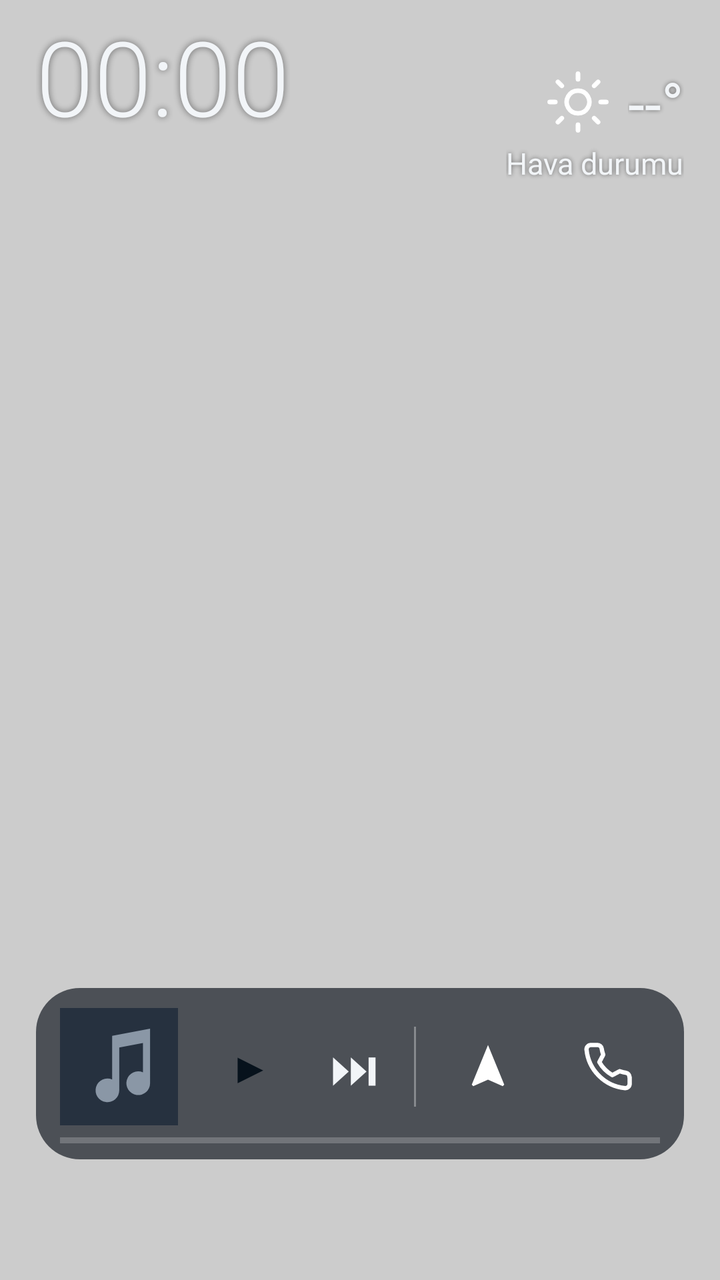
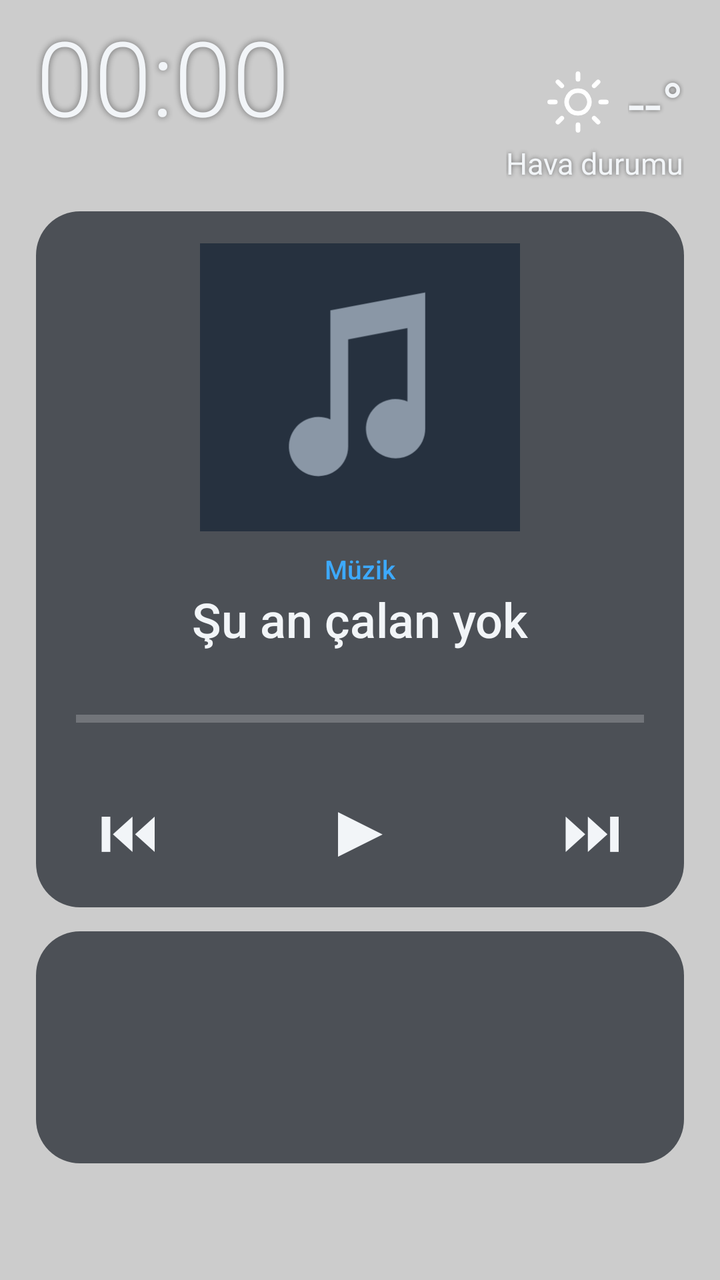

Screens rendered from an Android XML layout before and after an edit, with the pre-edit source and the edit as a unified diff.
<!-- AndroidManifest.xml: activity theme AracTema.Duvar -->
<!-- res/layout/activity_main.xml -->
<?xml version="1.0" encoding="utf-8"?>
<LinearLayout xmlns:android="http://schemas.android.com/apk/res/android"
    android:id="@+id/kok"
    android:layout_width="match_parent"
    android:layout_height="match_parent"
    android:background="@color/perde"
    android:orientation="vertical"
    android:paddingStart="18dp"
    android:paddingTop="10dp"
    android:paddingEnd="18dp">

    
    <LinearLayout
        android:layout_width="match_parent"
        android:layout_height="wrap_content"
        android:gravity="bottom"
        android:orientation="horizontal">

        <LinearLayout
            android:id="@+id/saatAlani"
            android:layout_width="0dp"
            android:layout_height="wrap_content"
            android:layout_weight="1"
            android:orientation="vertical">

            <TextView
                android:id="@+id/saat"
                android:layout_width="wrap_content"
                android:layout_height="wrap_content"
                android:fontFamily="sans-serif-light"
                android:includeFontPadding="false"
                android:shadowColor="#80000000"
                android:shadowRadius="8"
                android:text="00:00"
                android:textColor="@color/yazi"
                android:textSize="52sp" />

            <TextView
                android:id="@+id/tarih"
                android:layout_width="wrap_content"
                android:layout_height="wrap_content"
                android:shadowColor="#80000000"
                android:shadowRadius="6"
                android:textColor="@color/yazi"
                android:textSize="17sp" />
        </LinearLayout>

        <LinearLayout
            android:id="@+id/havaKart"
            android:layout_width="wrap_content"
            android:layout_height="wrap_content"
            android:clickable="true"
            android:focusable="true"
            android:gravity="end"
            android:orientation="vertical"
            android:paddingBottom="2dp">

            <LinearLayout
                android:layout_width="wrap_content"
                android:layout_height="wrap_content"
                android:gravity="center_vertical"
                android:orientation="horizontal">

                <ImageView
                    android:id="@+id/havaIkon"
                    android:layout_width="34dp"
                    android:layout_height="34dp"
                    android:layout_marginEnd="8dp"
                    android:src="@drawable/ic_gunes" />

                <TextView
                    android:id="@+id/sicaklik"
                    android:layout_width="wrap_content"
                    android:layout_height="wrap_content"
                    android:shadowColor="#80000000"
                    android:shadowRadius="6"
                    android:text="--°"
                    android:textColor="@color/yazi"
                    android:textSize="30sp" />
            </LinearLayout>

            <TextView
                android:id="@+id/havaDurum"
                android:layout_width="wrap_content"
                android:layout_height="wrap_content"
                android:maxLines="1"
                android:shadowColor="#80000000"
                android:shadowRadius="6"
                android:text="Hava durumu"
                android:textColor="@color/yazi"
                android:textSize="15sp" />
        </LinearLayout>
    </LinearLayout>

    
    <LinearLayout
        android:id="@+id/dok"
        android:layout_width="match_parent"
        android:layout_height="0dp"
        android:layout_marginTop="10dp"
        android:layout_weight="6"
        android:orientation="vertical" />

    
    <LinearLayout
        android:id="@+id/muzikKart"
        android:layout_width="match_parent"
        android:layout_height="0dp"
        android:layout_marginTop="10dp"
        android:layout_weight="1.35"
        android:background="@drawable/kart_bg"
        android:orientation="vertical"
        android:paddingStart="12dp"
        android:paddingTop="10dp"
        android:paddingEnd="12dp"
        android:paddingBottom="8dp">

        <LinearLayout
            android:layout_width="match_parent"
            android:layout_height="0dp"
            android:layout_weight="1"
            android:gravity="center_vertical"
            android:orientation="horizontal">

            <LinearLayout
                android:id="@+id/sarkiBilgi"
                android:layout_width="0dp"
                android:layout_height="match_parent"
                android:layout_weight="1"
                android:background="?android:attr/selectableItemBackground"
                android:clickable="true"
                android:focusable="true"
                android:gravity="center_vertical"
                android:orientation="horizontal">

                <ImageView
                    android:id="@+id/kapak"
                    android:layout_width="64dp"
                    android:layout_height="match_parent"
                    android:background="@drawable/kapak_bg"
                    android:scaleType="centerCrop"
                    android:src="@drawable/ic_muzik" />

                <LinearLayout
                    android:layout_width="0dp"
                    android:layout_height="wrap_content"
                    android:layout_marginStart="12dp"
                    android:layout_weight="1"
                    android:orientation="vertical">

                    <TextView
                        android:id="@+id/kaynak"
                        android:layout_width="match_parent"
                        android:layout_height="wrap_content"
                        android:ellipsize="end"
                        android:fontFamily="sans-serif-medium"
                        android:maxLines="1"
                        android:text="Müzik"
                        android:textColor="@color/vurgu"
                        android:textSize="12sp" />

                    <TextView
                        android:id="@+id/sarki"
                        android:layout_width="match_parent"
                        android:layout_height="wrap_content"
                        android:ellipsize="end"
                        android:fontFamily="sans-serif-medium"
                        android:maxLines="1"
                        android:text="Şu an çalan yok"
                        android:textColor="@color/yazi"
                        android:textSize="19sp" />

                    <TextView
                        android:id="@+id/sanatci"
                        android:layout_width="match_parent"
                        android:layout_height="wrap_content"
                        android:ellipsize="end"
                        android:maxLines="1"
                        android:textColor="@color/soluk"
                        android:textSize="14sp" />
                </LinearLayout>
            </LinearLayout>

            <TextView
                android:id="@+id/onceki"
                android:layout_width="0dp"
                android:layout_height="0dp"
                android:visibility="gone" />

            <TextView
                android:id="@+id/oynat"
                android:layout_width="56dp"
                android:layout_height="56dp"
                android:layout_marginStart="8dp"
                android:clickable="true"
                android:focusable="true"
                android:gravity="center"
                android:text="▶"
                android:textColor="#07121C"
                android:textSize="22sp" />

            <TextView
                android:id="@+id/sonraki"
                android:layout_width="48dp"
                android:layout_height="56dp"
                android:background="?android:attr/selectableItemBackgroundBorderless"
                android:clickable="true"
                android:focusable="true"
                android:gravity="center"
                android:text="⏭"
                android:textColor="@color/yazi"
                android:textSize="24sp" />

            <View
                android:id="@+id/ayrac"
                android:layout_width="1dp"
                android:layout_height="40dp"
                android:layout_marginStart="6dp"
                android:layout_marginEnd="10dp"
                android:background="#55FFFFFF" />

            <ImageView
                android:id="@+id/navBtn"
                android:layout_width="52dp"
                android:layout_height="52dp"
                android:clickable="true"
                android:focusable="true"
                android:padding="13dp"
                android:src="@drawable/ic_nav_ok" />

            <ImageView
                android:id="@+id/telBtn"
                android:layout_width="52dp"
                android:layout_height="52dp"
                android:layout_marginStart="8dp"
                android:clickable="true"
                android:focusable="true"
                android:padding="13dp"
                android:src="@drawable/ic_telefon" />
        </LinearLayout>

        <ProgressBar
            android:id="@+id/ilerleme"
            style="@android:style/Widget.Material.ProgressBar.Horizontal"
            android:layout_width="match_parent"
            android:layout_height="3dp"
            android:layout_marginTop="6dp"
            android:max="1000"
            android:maxHeight="3dp"
            android:minHeight="3dp"
            android:progress="0" />

        <TextView
            android:id="@+id/gecen"
            android:layout_width="0dp"
            android:layout_height="0dp"
            android:visibility="gone" />

        <TextView
            android:id="@+id/toplam"
            android:layout_width="0dp"
            android:layout_height="0dp"
            android:visibility="gone" />
    </LinearLayout>

    
    <View
        android:layout_width="match_parent"
        android:layout_height="0dp"
        android:layout_weight="0.95" />
</LinearLayout>
<!-- resources referenced by this layout -->
<resources>
  <color name="perde">#33000000</color>
  <color name="soluk">#A9B4C0</color>
  <color name="vurgu">#3DA9FC</color>
  <color name="yazi">#F2F5F8</color>
  <!-- drawable ic_gunes (drawable) -->
  <?xml version="1.0" encoding="utf-8"?>
  <vector xmlns:android="http://schemas.android.com/apk/res/android" android:width="48dp" android:height="48dp" android:viewportWidth="24" android:viewportHeight="24">
      <path android:strokeColor="#FFFFFF" android:strokeWidth="1.6" android:strokeLineCap="round" android:fillColor="#00000000"
          android:pathData="M12,8a4,4 0 1,0 0.01,0z M12,2v2 M12,20v2 M4.9,4.9l1.4,1.4 M17.7,17.7l1.4,1.4 M2,12h2 M20,12h2 M4.9,19.1l1.4,-1.4 M17.7,6.3l1.4,-1.4" />
  </vector>
  <!-- drawable ic_muzik (drawable) -->
  <?xml version="1.0" encoding="utf-8"?>
  <vector xmlns:android="http://schemas.android.com/apk/res/android"
      android:width="108dp"
      android:height="108dp"
      android:viewportWidth="108"
      android:viewportHeight="108">
      <path android:fillColor="#26313F" android:pathData="M0,0h108v108h-108z" />
      <path
          android:fillColor="#8A97A6"
          android:pathData="M44,28 L76,22 L76,68 A10,10 0 1,1 70,58.8 L70,34 L50,37.8 L50,74 A10,10 0 1,1 44,64.8 Z" />
  </vector>
  <!-- drawable ic_nav_ok (drawable) -->
  <?xml version="1.0" encoding="utf-8"?>
  <vector xmlns:android="http://schemas.android.com/apk/res/android" android:width="48dp" android:height="48dp" android:viewportWidth="24" android:viewportHeight="24">
      <path android:fillColor="#FFFFFF" android:pathData="M12,2L4.5,20.3l0.7,0.7L12,18l6.8,3l0.7,-0.7z" />
  </vector>
  <!-- drawable ic_telefon (drawable) -->
  <?xml version="1.0" encoding="utf-8"?>
  <vector xmlns:android="http://schemas.android.com/apk/res/android" android:width="48dp" android:height="48dp" android:viewportWidth="24" android:viewportHeight="24">
      <path android:strokeColor="#FFFFFF" android:strokeWidth="2" android:strokeLineCap="round" android:strokeLineJoin="round" android:fillColor="#00000000"
          android:pathData="M22,16.9v3a2,2 0,0 1,-2.2 2A19.8,19.8 0,0 1,2.1 4.2 2,2 0,0 1,4.1 2h3a2,2 0,0 1,2 1.7c0.1,1 0.4,1.9 0.7,2.8l-1.8,3.4a16,16 0,0 0,6 6l3.4,-1.8c0.9,0.3 1.8,0.6 2.8,0.7a2,2 0,0 1,1.7 2z" />
  </vector>
  <!-- drawable kapak_bg (drawable) -->
  <?xml version="1.0" encoding="utf-8"?>
  <shape xmlns:android="http://schemas.android.com/apk/res/android" android:shape="rectangle">
      <solid android:color="#26313F" />
      <corners android:radius="16dp" />
  </shape>
  <!-- drawable kart_bg (drawable) -->
  <?xml version="1.0" encoding="utf-8"?>
  <shape xmlns:android="http://schemas.android.com/apk/res/android" android:shape="rectangle">
      <solid android:color="@color/kart_seffaf" />
      <corners android:radius="22dp" />
  </shape>
  <style name="AracTema.Duvar">
          <item name="android:windowShowWallpaper">true</item>
          <item name="android:windowBackground">@android:color/transparent</item>
          <item name="android:statusBarColor">@android:color/transparent</item>
          <item name="android:navigationBarColor">@android:color/transparent</item>
      </style>
  <color name="kart_seffaf">#B3161C24</color>
</resources>

<!-- the commit's change to res/layout/activity_main.xml (unified diff, before → after) -->
@@ -94,178 +94,175 @@
 
     
     <LinearLayout
-        android:id="@+id/dok"
+        android:id="@+id/muzikKart"
         android:layout_width="match_parent"
         android:layout_height="0dp"
-        android:layout_marginTop="10dp"
-        android:layout_weight="6"
-        android:orientation="vertical" />
-
-    
-    <LinearLayout
-        android:id="@+id/muzikKart"
-        android:layout_width="match_parent"
-        android:layout_height="0dp"
-        android:layout_marginTop="10dp"
-        android:layout_weight="1.35"
+        android:layout_marginTop="12dp"
+        android:layout_weight="4.5"
         android:background="@drawable/kart_bg"
+        android:gravity="center_horizontal"
         android:orientation="vertical"
-        android:paddingStart="12dp"
-        android:paddingTop="10dp"
-        android:paddingEnd="12dp"
+        android:paddingStart="20dp"
+        android:paddingTop="16dp"
+        android:paddingEnd="20dp"
         android:paddingBottom="8dp">
 
         <LinearLayout
+            android:id="@+id/sarkiBilgi"
             android:layout_width="match_parent"
             android:layout_height="0dp"
             android:layout_weight="1"
-            android:gravity="center_vertical"
-            android:orientation="horizontal">
-
-            <LinearLayout
-                android:id="@+id/sarkiBilgi"
-                android:layout_width="0dp"
-                android:layout_height="match_parent"
+            android:background="?android:attr/selectableItemBackground"
+            android:clickable="true"
+            android:focusable="true"
+            android:gravity="center_horizontal"
+            android:orientation="vertical">
+
+            <ImageView
+                android:id="@+id/kapak"
+                android:layout_width="160dp"
+                android:layout_height="0dp"
                 android:layout_weight="1"
-                android:background="?android:attr/selectableItemBackground"
-                android:clickable="true"
-                android:focusable="true"
-                android:gravity="center_vertical"
-                android:orientation="horizontal">
-
-                <ImageView
-                    android:id="@+id/kapak"
-                    android:layout_width="64dp"
-                    android:layout_height="match_parent"
-                    android:background="@drawable/kapak_bg"
-                    android:scaleType="centerCrop"
-                    android:src="@drawable/ic_muzik" />
-
-                <LinearLayout
-                    android:layout_width="0dp"
-                    android:layout_height="wrap_content"
-                    android:layout_marginStart="12dp"
-                    android:layout_weight="1"
-                    android:orientation="vertical">
-
-                    <TextView
-                        android:id="@+id/kaynak"
-                        android:layout_width="match_parent"
-                        android:layout_height="wrap_content"
-                        android:ellipsize="end"
-                        android:fontFamily="sans-serif-medium"
-                        android:maxLines="1"
-                        android:text="Müzik"
-                        android:textColor="@color/vurgu"
-                        android:textSize="12sp" />
-
-                    <TextView
-                        android:id="@+id/sarki"
-                        android:layout_width="match_parent"
-                        android:layout_height="wrap_content"
-                        android:ellipsize="end"
-                        android:fontFamily="sans-serif-medium"
-                        android:maxLines="1"
-                        android:text="Şu an çalan yok"
-                        android:textColor="@color/yazi"
-                        android:textSize="19sp" />
-
-                    <TextView
-                        android:id="@+id/sanatci"
-                        android:layout_width="match_parent"
-                        android:layout_height="wrap_content"
-                        android:ellipsize="end"
-                        android:maxLines="1"
-                        android:textColor="@color/soluk"
-                        android:textSize="14sp" />
-                </LinearLayout>
-            </LinearLayout>
-
-            <TextView
-                android:id="@+id/onceki"
-                android:layout_width="0dp"
-                android:layout_height="0dp"
-                android:visibility="gone" />
-
-            <TextView
-                android:id="@+id/oynat"
-                android:layout_width="56dp"
-                android:layout_height="56dp"
-                android:layout_marginStart="8dp"
-                android:clickable="true"
-                android:focusable="true"
-                android:gravity="center"
-                android:text="▶"
-                android:textColor="#07121C"
-                android:textSize="22sp" />
-
-            <TextView
-                android:id="@+id/sonraki"
-                android:layout_width="48dp"
-                android:layout_height="56dp"
-                android:background="?android:attr/selectableItemBackgroundBorderless"
-                android:clickable="true"
-                android:focusable="true"
-                android:gravity="center"
-                android:text="⏭"
+                android:background="@drawable/kapak_bg"
+                android:scaleType="centerCrop"
+                android:src="@drawable/ic_muzik" />
+
+            <TextView
+                android:id="@+id/kaynak"
+                android:layout_width="match_parent"
+                android:layout_height="wrap_content"
+                android:layout_marginTop="10dp"
+                android:ellipsize="end"
+                android:fontFamily="sans-serif-medium"
+                android:gravity="center"
+                android:maxLines="1"
+                android:text="Müzik"
+                android:textColor="@color/vurgu"
+                android:textSize="13sp" />
+
+            <TextView
+                android:id="@+id/sarki"
+                android:layout_width="match_parent"
+                android:layout_height="wrap_content"
+                android:ellipsize="end"
+                android:fontFamily="sans-serif-medium"
+                android:gravity="center"
+                android:maxLines="1"
+                android:text="Şu an çalan yok"
                 android:textColor="@color/yazi"
                 android:textSize="24sp" />
 
-            <View
-                android:id="@+id/ayrac"
-                android:layout_width="1dp"
-                android:layout_height="40dp"
-                android:layout_marginStart="6dp"
-                android:layout_marginEnd="10dp"
-                android:background="#55FFFFFF" />
-
-            <ImageView
-                android:id="@+id/navBtn"
-                android:layout_width="52dp"
-                android:layout_height="52dp"
-                android:clickable="true"
-                android:focusable="true"
-                android:padding="13dp"
-                android:src="@drawable/ic_nav_ok" />
-
-            <ImageView
-                android:id="@+id/telBtn"
-                android:layout_width="52dp"
-                android:layout_height="52dp"
-                android:layout_marginStart="8dp"
-                android:clickable="true"
-                android:focusable="true"
-                android:padding="13dp"
-                android:src="@drawable/ic_telefon" />
+            <TextView
+                android:id="@+id/sanatci"
+                android:layout_width="match_parent"
+                android:layout_height="wrap_content"
+                android:ellipsize="end"
+                android:gravity="center"
+                android:maxLines="1"
+                android:textColor="@color/soluk"
+                android:textSize="16sp" />
         </LinearLayout>
 
         <ProgressBar
             android:id="@+id/ilerleme"
             style="@android:style/Widget.Material.ProgressBar.Horizontal"
             android:layout_width="match_parent"
-            android:layout_height="3dp"
-            android:layout_marginTop="6dp"
+            android:layout_height="4dp"
+            android:layout_marginTop="10dp"
             android:max="1000"
-            android:maxHeight="3dp"
-            android:minHeight="3dp"
+            android:maxHeight="4dp"
+            android:minHeight="4dp"
             android:progress="0" />
 
-        <TextView
-            android:id="@+id/gecen"
-            android:layout_width="0dp"
-            android:layout_height="0dp"
-            android:visibility="gone" />
-
-        <TextView
-            android:id="@+id/toplam"
-            android:layout_width="0dp"
-            android:layout_height="0dp"
-            android:visibility="gone" />
+        <LinearLayout
+            android:layout_width="match_parent"
+            android:layout_height="wrap_content"
+            android:layout_marginTop="4dp"
+            android:orientation="horizontal">
+
+            <TextView
+                android:id="@+id/gecen"
+                android:layout_width="0dp"
+                android:layout_height="wrap_content"
+                android:layout_weight="1"
+                android:textColor="@color/soluk"
+                android:textSize="12sp" />
+
+            <TextView
+                android:id="@+id/toplam"
+                android:layout_width="0dp"
+                android:layout_height="wrap_content"
+                android:layout_weight="1"
+                android:gravity="end"
+                android:textColor="@color/soluk"
+                android:textSize="12sp" />
+        </LinearLayout>
+
+        <LinearLayout
+            android:layout_width="wrap_content"
+            android:layout_height="64dp"
+            android:gravity="center"
+            android:orientation="horizontal">
+
+            <TextView
+                android:id="@+id/onceki"
+                android:layout_width="80dp"
+                android:layout_height="match_parent"
+                android:background="?android:attr/selectableItemBackgroundBorderless"
+                android:clickable="true"
+                android:focusable="true"
+                android:gravity="center"
+                android:text="⏮"
+                android:textColor="@color/yazi"
+                android:textSize="30sp" />
+
+            <TextView
+                android:id="@+id/oynat"
+                android:layout_width="96dp"
+                android:layout_height="match_parent"
+                android:layout_marginStart="28dp"
+                android:layout_marginEnd="28dp"
+                android:background="?android:attr/selectableItemBackgroundBorderless"
+                android:clickable="true"
+                android:focusable="true"
+                android:gravity="center"
+                android:text="▶"
+                android:textColor="@color/yazi"
+                android:textSize="38sp" />
+
+            <TextView
+                android:id="@+id/sonraki"
+                android:layout_width="80dp"
+                android:layout_height="match_parent"
+                android:background="?android:attr/selectableItemBackgroundBorderless"
+                android:clickable="true"
+                android:focusable="true"
+                android:gravity="center"
+                android:text="⏭"
+                android:textColor="@color/yazi"
+                android:textSize="30sp" />
+        </LinearLayout>
+
+        
+        <View android:id="@+id/ayrac" android:layout_width="0dp" android:layout_height="0dp" android:visibility="gone" />
+        <ImageView android:id="@+id/navBtn" android:layout_width="0dp" android:layout_height="0dp" android:visibility="gone" />
+        <ImageView android:id="@+id/telBtn" android:layout_width="0dp" android:layout_height="0dp" android:visibility="gone" />
     </LinearLayout>
 
     
+    <LinearLayout
+        android:id="@+id/dok"
+        android:layout_width="match_parent"
+        android:layout_height="0dp"
+        android:layout_marginTop="12dp"
+        android:layout_weight="1.5"
+        android:background="@drawable/kart_bg"
+        android:orientation="vertical"
+        android:padding="6dp" />
+
+    
     <View
         android:layout_width="match_parent"
         android:layout_height="0dp"
-        android:layout_weight="0.95" />
+        android:layout_weight="0.75" />
 </LinearLayout>
<!-- resource entries referenced after the edit -->
@@ -22,17 +22,6 @@
           android:fillColor="#8A97A6"
           android:pathData="M44,28 L76,22 L76,68 A10,10 0 1,1 70,58.8 L70,34 L50,37.8 L50,74 A10,10 0 1,1 44,64.8 Z" />
   </vector>
-  <!-- drawable ic_nav_ok (drawable) -->
-  <?xml version="1.0" encoding="utf-8"?>
-  <vector xmlns:android="http://schemas.android.com/apk/res/android" android:width="48dp" android:height="48dp" android:viewportWidth="24" android:viewportHeight="24">
-      <path android:fillColor="#FFFFFF" android:pathData="M12,2L4.5,20.3l0.7,0.7L12,18l6.8,3l0.7,-0.7z" />
-  </vector>
-  <!-- drawable ic_telefon (drawable) -->
-  <?xml version="1.0" encoding="utf-8"?>
-  <vector xmlns:android="http://schemas.android.com/apk/res/android" android:width="48dp" android:height="48dp" android:viewportWidth="24" android:viewportHeight="24">
-      <path android:strokeColor="#FFFFFF" android:strokeWidth="2" android:strokeLineCap="round" android:strokeLineJoin="round" android:fillColor="#00000000"
-          android:pathData="M22,16.9v3a2,2 0,0 1,-2.2 2A19.8,19.8 0,0 1,2.1 4.2 2,2 0,0 1,4.1 2h3a2,2 0,0 1,2 1.7c0.1,1 0.4,1.9 0.7,2.8l-1.8,3.4a16,16 0,0 0,6 6l3.4,-1.8c0.9,0.3 1.8,0.6 2.8,0.7a2,2 0,0 1,1.7 2z" />
-  </vector>
   <!-- drawable kapak_bg (drawable) -->
   <?xml version="1.0" encoding="utf-8"?>
   <shape xmlns:android="http://schemas.android.com/apk/res/android" android:shape="rectangle">
